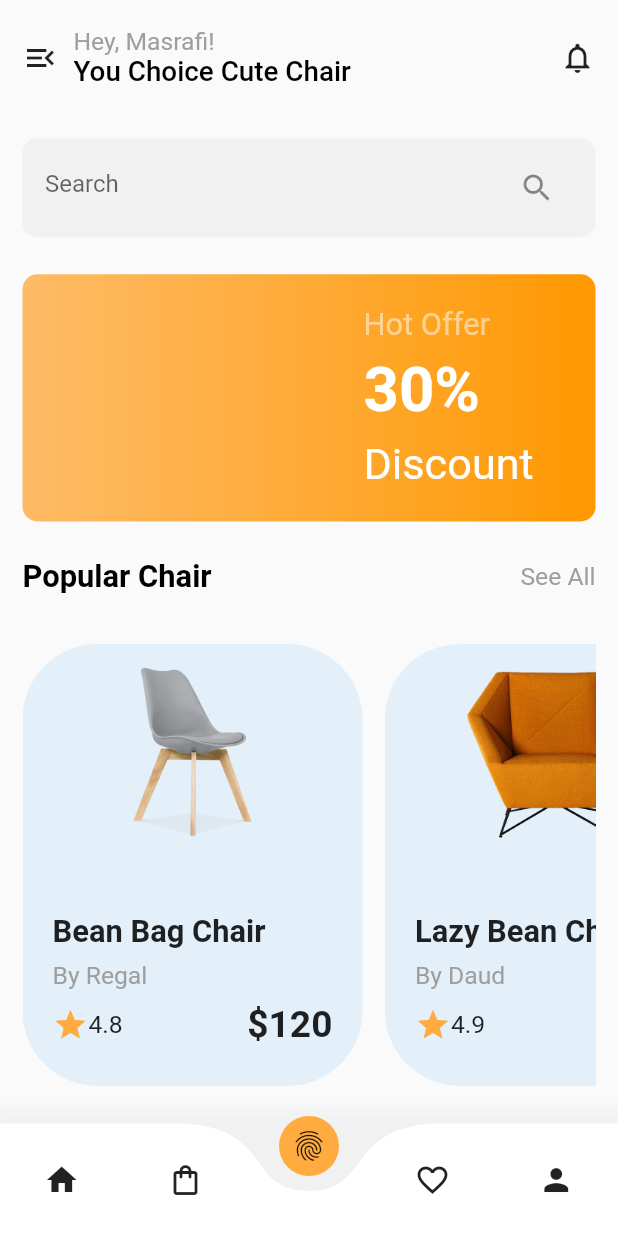
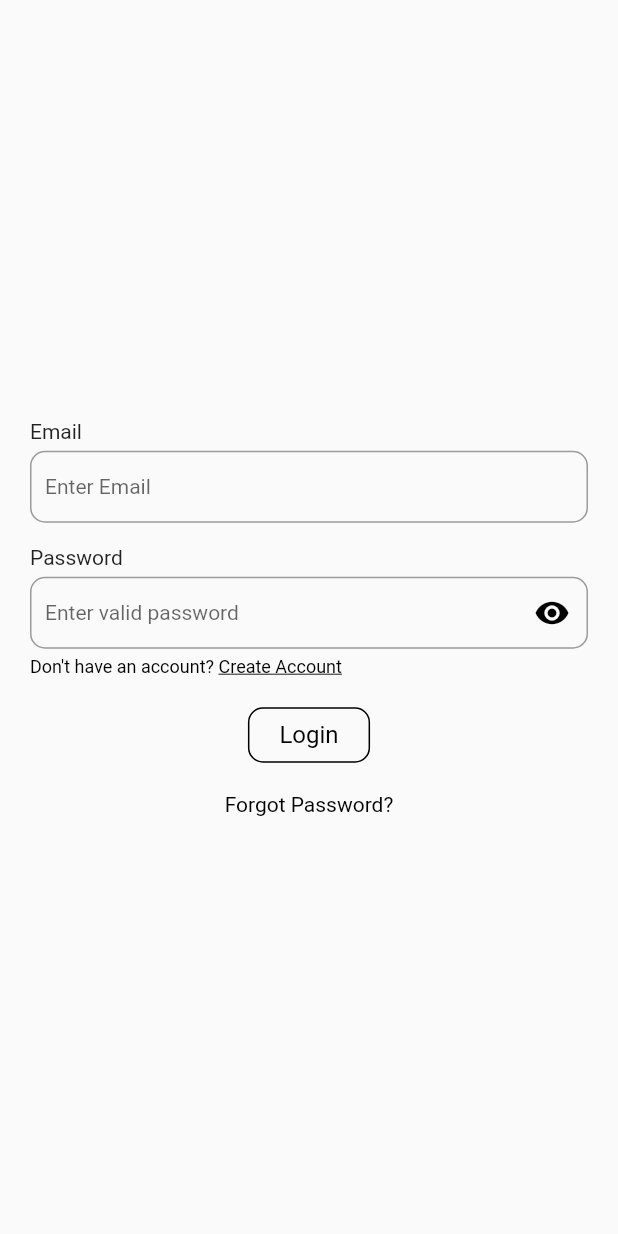
Before and after one commit to DheerajPrajapati001/lazy_chair, a Flutter app: the screen it shows after launch, on a phone screen of 412 x 824 dp. Run offline on Flutter 3.47's test engine with Material 2 defaults, Android fonts, the phone set to English and light mode, and no system bars; drawn by our look-alikes of curved_navigation_bar; our stand-ins replace fluttertoast, shared_preferences; missing offline and left inert: woocommerce; accounts and stored records are empty.

Commit message:
signup, login and homepage

```diff
--- a/lib/main.dart
+++ b/lib/main.dart
@@ -1,5 +1,6 @@
 import 'package:flutter/material.dart';
 import 'package:lazy_chair/screens/home_screen/home_screen.dart';
+import 'package:lazy_chair/screens/login_screen/login_screen.dart';
 
 void main() {
   runApp(MyApp());
@@ -12,7 +13,7 @@ class MyApp extends StatelessWidget {
       theme: ThemeData(
       ),
       debugShowCheckedModeBanner: false,
-      home: HomeScreen(),
+      home: LoginScreen(),
     );
   }
 }
--- /dev/null
+++ b/lib/screens/global.dart
@@ -0,0 +1,114 @@
+import 'package:flutter/material.dart';
+import 'package:fluttertoast/fluttertoast.dart';
+
+
+class GlobalData{
+  static String categoryId;
+  static String productId;
+  static String tokenId;
+  static String userId;
+  static String emailId;
+  static String firstName;
+  static String lastName;
+  static String niceName;
+  static String nonceKey;
+  static bool isAdded = false;
+  static String itemKey;
+  static Color white = Colors.white;
+  static Color black = Colors.black;
+
+
+}
+Show_toast_Now(String msg,Color color){
+  Fluttertoast.showToast(
+      msg: msg,
+      toastLength: Toast.LENGTH_SHORT,
+      gravity: ToastGravity.CENTER,
+      timeInSecForIosWeb	: 1,
+      backgroundColor: color,
+      textColor: Colors.white,
+      fontSize: 16.0
+  );
+}
+
+
+
+class CustomTextField extends StatelessWidget {
+  final Color hintColor;
+  final String hintText;
+  final TextEditingController controller;
+  final TextStyle hintStyle;
+  final keyboardType;
+  final FormFieldValidator validator;
+  final bool password;
+  final IconButton suffixIcon;
+
+
+  CustomTextField(
+      {this.controller,
+        this.validator,
+        this.hintColor,
+        this.hintText,
+        this.hintStyle,
+        this.keyboardType,
+        this.password,
+        this.suffixIcon
+      });
+
+  @override
+  Widget build(BuildContext context) {
+    return Container(
+
+      child: Padding(
+        padding: const EdgeInsets.only(left: 0, right: 0, top: 5,bottom: 5),
+        child: Theme(
+          data: ThemeData(hintColor: hintColor),
+          child: TextFormField(keyboardType: keyboardType,
+            obscureText: password == null?false:true,
+
+            validator: validator,
+            controller: controller,style: TextStyle(fontSize: 14),
+            decoration: InputDecoration(
+              contentPadding: EdgeInsets.all(10),
+              border: new OutlineInputBorder(
+                borderRadius: new BorderRadius.circular(10.0),
+              ),
+              hintText: hintText,
+              suffixIcon: suffixIcon,
+              hintStyle: TextStyle(fontSize: 14),
+            ),
+
+
+          ),
+        ),
+      ),
+    );
+  }
+}
+
+
+
+void saving(BuildContext context)  {
+
+  bool isSelected = false;
+
+  showDialog(barrierDismissible: false,
+      context: context,
+      builder: (_) => new Dialog(
+        child: new Container(
+          alignment: FractionalOffset.center,
+          height: 80.0,
+          padding: const EdgeInsets.all(20.0),
+          child: new Row(
+            mainAxisSize: MainAxisSize.min,
+            children: [
+              new CircularProgressIndicator(),
+              new Padding(
+                padding: new EdgeInsets.only(left: 10.0),
+                child: new Text("Loading..."),
+              ),
+            ],
+          ),
+        ),
+      ));
+}
--- a/lib/screens/home_screen/home_screen.dart
+++ b/lib/screens/home_screen/home_screen.dart
@@ -2,6 +2,10 @@ import 'package:flutter/cupertino.dart';
 import 'package:flutter/material.dart';
 import 'package:curved_navigation_bar/curved_navigation_bar.dart';
 import 'package:lazy_chair/chairs.dart';
+import 'package:lazy_chair/config/config.dart';
+import 'package:lazy_chair/screens/global.dart';
+import 'package:woocommerce/models/products.dart';
+import 'package:woocommerce/woocommerce.dart';
 
 class HomeScreen extends StatefulWidget {
   @override
@@ -9,6 +13,34 @@ class HomeScreen extends StatefulWidget {
 }
 
 class _HomeScreenState extends State<HomeScreen> {
+
+  List<WooProduct> products = [];
+
+  List<WooProduct> featuredProducts = [];
+  WooCommerce wooCommerce = WooCommerce(
+    baseUrl: Config.baseUrl,
+    consumerKey: Config.key,
+    consumerSecret: Config.secret,
+    isDebug: true,
+  );
+
+  getProducts() async{
+    products = await wooCommerce.getProducts(featured: true);
+    setState(() {
+    });
+    print(products.toString());
+  }
+
+  @override
+  void initState() {
+    // TODO: implement initState
+    super.initState();
+    getProducts();
+    setState(() {
+
+    });
+  }
+
   @override
   Widget build(BuildContext context) {
     return Scaffold(
@@ -61,7 +93,7 @@ class _HomeScreenState extends State<HomeScreen> {
                     mainAxisAlignment: MainAxisAlignment.start,
                     children: [
                       Text(
-                        'Hey, Masrafi!',
+                        "Hey, "+ GlobalData.niceName,
                         style: TextStyle(
                             color: Colors.grey,
                             fontSize: MediaQuery.of(context).size.width * .04),
@@ -161,7 +193,7 @@ class _HomeScreenState extends State<HomeScreen> {
               Row(
                 children: [
                   Text(
-                    'Popular Chair',
+                    'Featured Products',
                     style: TextStyle(
                         color: Colors.black,fontWeight: FontWeight.bold,
                         fontSize: MediaQuery.of(context).size.width * .05),
@@ -181,12 +213,12 @@ class _HomeScreenState extends State<HomeScreen> {
               Expanded(
                   child: ListView.builder(
                     scrollDirection: Axis.horizontal,
-                    itemCount: chair.length,
+                    itemCount: products.length,
                     padding: EdgeInsets.only(right: 10),
                     itemBuilder: (context, index){
-                      final chairItem = chair[index];
+                      final product = products[index];
                       return ChairItem(
-                        chairItem: chairItem,
+                        products: product,
                         onTap: (){},
                       );
                     },
@@ -206,10 +238,10 @@ class _HomeScreenState extends State<HomeScreen> {
 
 class ChairItem extends StatelessWidget {
 
-  final MyChair chairItem;
+  final WooProduct products;
   final VoidCallback onTap;
 
-  const ChairItem({Key key, this.chairItem, this.onTap}) : super(key: key);
+  const ChairItem({Key key, this.products, this.onTap}) : super(key: key);
 
   @override
   Widget build(BuildContext context) {
@@ -236,35 +268,32 @@ class ChairItem extends StatelessWidget {
                   crossAxisAlignment: CrossAxisAlignment.center,
                   mainAxisAlignment: MainAxisAlignment.center,
                   children: [
-                    Image.asset(
-                      chairItem.images.first,
+                    Image.network(
+                      products.images==null?"https://ronakfabricatorworks.com/wp-content/uploads/2021/02/download.jpg":products.images[0].src,
                       height: MediaQuery.of(context).size.height*.15,
                     ),
                   ],
                 ),
                Spacer(),
-                Text(chairItem.chairName.toString(),style: TextStyle(
+                Text(products.name,style: TextStyle(
                   fontWeight: FontWeight.bold,
                   fontSize: MediaQuery.of(context).size.height*.025
                 ),),
                 SizedBox(
                   height: MediaQuery.of(context).size.height*.01,
                 ),
-                Text(chairItem.by.toString(),style: TextStyle(
-                  color: Colors.grey,
-                    fontSize: MediaQuery.of(context).size.height*.02
-                ),),
+
                 SizedBox(
                   height: MediaQuery.of(context).size.height*.01,
                 ),
                 Row(
                   children: [
                     Icon(Icons.star,color: Colors.orangeAccent,),
-                    Text(chairItem.rating.toString(),style: TextStyle(
+                    Text(products.averageRating,style: TextStyle(
                         fontSize: MediaQuery.of(context).size.height*.02
                     ),),
                     Spacer(),
-                    Text('\$${chairItem.price.toInt().toString()}',style: TextStyle(
+                    Text('\$${products.price.toString()}',style: TextStyle(
                         fontSize: MediaQuery.of(context).size.height*.03,
                       fontWeight: FontWeight.bold
                     ),),
--- /dev/null
+++ b/lib/screens/login_screen/login_screen.dart
@@ -0,0 +1,219 @@
+import 'dart:convert';
+import 'package:flutter/gestures.dart';
+import 'package:flutter/material.dart';
+import 'package:http/http.dart' as http;
+import 'package:lazy_chair/screens/home_screen/home_screen.dart';
+import 'package:lazy_chair/screens/signup_screen/signup_screen.dart';
+import '../global.dart';
+
+class LoginScreen extends StatefulWidget {
+  @override
+  _LoginScreenState createState() => _LoginScreenState();
+}
+
+class _LoginScreenState extends State<LoginScreen> {
+
+  TextEditingController email = new TextEditingController();
+  TextEditingController password = new TextEditingController();
+
+  var _formKey = GlobalKey<FormState>();
+  var isLoading = false;
+  bool _obscureText = true;
+
+
+  void _submit() {
+    final isValid = _formKey.currentState.validate();
+    if (!isValid) {
+      return;
+    }
+    login();
+    _formKey.currentState.save();
+  }
+
+
+  login() async {
+
+    http.post("https://beta.saurabhenterprise.com/wp-json/jwt-auth/v1/token", body: {
+      "username": email.text.toString().trim(),
+      "password": password.text.toString(),
+
+    }).then((response) async {
+      var status = jsonDecode(response.body);
+      print(response.body.toString());
+
+      if (status['success']==false) {
+        print("Not Allowed");
+        print("Not Allowed");
+        Show_toast_Now("Invalid Username or Password", Colors.red);
+
+      }
+      else
+        {
+        Show_toast_Now("Login Successfully", Colors.green);
+
+
+        Navigator.push(context, MaterialPageRoute(builder: (context)=>HomeScreen()));
+        GlobalData.tokenId=status['data']['token'];
+        GlobalData.userId= status['data']['id'].toString();
+        GlobalData.emailId= status['data']['email'];
+        GlobalData.firstName = status['data']['firstName'];
+        GlobalData.lastName = status['data']['lastName'];
+        GlobalData.niceName = status['data']['nicename'];
+        print("Id: "+GlobalData.userId);
+        print("Token Id: "+GlobalData.tokenId);
+        print("Email Id: "+GlobalData.emailId);
+        print("First Name: "+GlobalData.firstName);
+        print("Last Name: "+GlobalData.lastName);
+        print("Nice Name: "+GlobalData.niceName);
+        print("Allowed");
+      }
+    });
+    /*.catchError( (error){
+        print(error);
+        print("Not Allowed");
+
+      });*/
+
+
+  }
+
+  @override
+  Widget build(BuildContext context) {
+    return SafeArea(
+      child: Scaffold(
+        body: Center(
+          child: SingleChildScrollView(
+            child: Form(
+              key: _formKey,
+              child: Container(
+                child: Padding(
+                  padding: const EdgeInsets.all(20.0),
+                  child: Column(
+                    mainAxisAlignment: MainAxisAlignment.center,
+                    crossAxisAlignment: CrossAxisAlignment.start,
+                    children: [
+
+                      Text("Email"),
+                      CustomTextField(
+                        controller: email,
+                        hintText: "Enter Email",
+                        validator: (value){
+                          if (value.isEmpty ||
+                              !RegExp(r"^[a-zA-Z0-9.a-zA-Z0-9.!#$%&'*+-/=?^_`{|}~]+@[a-zA-Z0-9]+\.[a-zA-Z]+")
+                                  .hasMatch(value)) {
+                            return 'Enter a valid email!';
+                          }
+                          return null;
+                        },
+                      ),
+                      SizedBox(height: 10,),
+                      Text("Password"),
+                      Container(
+                        child: Padding(
+                          padding: const EdgeInsets.only(left: 0, right: 0, top: 5,bottom: 5),
+                          child: TextFormField(
+                            obscureText: _obscureText,
+                            validator: (value){
+                              if (value == null || value.isEmpty) {
+                                return 'Enter password';
+                              }
+                              return null;
+                            },
+                            controller: password,
+                            style: TextStyle(fontSize: 14),
+                            decoration: InputDecoration(
+                              contentPadding: EdgeInsets.all(10),
+                              border: new OutlineInputBorder(
+                                borderRadius: new BorderRadius.circular(10.0),
+                              ),
+                              hintText: "Enter valid password",
+                              suffixIcon: IconButton(
+                                icon: Icon(
+                                    _obscureText
+                                        ? Icons.visibility
+                                        : Icons.visibility_off,
+                                    color: GlobalData.black),
+                                onPressed: () {
+                                  setState(() {
+                                    _obscureText = !_obscureText;
+                                  });
+                                },
+                              ),
+                              hintStyle: TextStyle(fontSize: 14),
+                            ),
+
+
+                          ),
+                        ),
+                      ),
+                      /*CustomTextField(
+                        controller: password,
+                        hintText: "Enter valid password",
+                        validator: (value){
+                          if (value == null || value.isEmpty) {
+                            return 'Enter password';
+                          }
+                          return null;
+                        },
+                      ),*/
+
+                      Row(
+                        children: [
+                          RichText(
+                            text: TextSpan(
+                            text: "Don't have an account? ",
+                                style: TextStyle(
+                                    fontSize: 12,color: GlobalData.black
+                                ),
+                              children: <TextSpan>[
+                                TextSpan(
+                                  text: "Create Account",
+                                  style: TextStyle(
+                                      fontSize: 12,color: GlobalData.black,decoration: TextDecoration.underline
+                                  ),
+                                    recognizer: TapGestureRecognizer()
+                                      ..onTap = () {
+                                        Navigator.push(context, MaterialPageRoute(builder: (context)=>SignUpScreen()));
+                                      }
+                                )
+                              ]
+                          ),),
+
+                        ],
+                      ),
+                      SizedBox(height: 20,),
+                      Center(
+                        child: GestureDetector(
+                          onTap: (){
+
+                            _submit();},
+                          child: Container(
+                            decoration: BoxDecoration(
+                                borderRadius: BorderRadius.circular(10),
+                                border: Border.all(color: Colors.black)
+                            ),
+                            child: Padding(
+                              padding: const EdgeInsets.fromLTRB(20, 8, 20, 8),
+                              child: Text("Login",style: TextStyle(fontSize: 16,color: Colors.black),),
+                            ),
+                          ),
+                        ),
+                      ),
+                      SizedBox(height: 20,),
+                      Center(
+                          child: GestureDetector(
+                              onTap:(){
+                                //Navigator.push(context, MaterialPageRoute(builder: (context)=>UserSignup()));
+                                },
+                              child: Text("Forgot Password?",style: TextStyle(color: GlobalData.black,fontSize: 14),)))
+                    ],
+                  ),
+                ),
+              ),
+            ),
+          ),
+        ),
+      ),
+    );
+  }
+}
--- a/pubspec.yaml
+++ b/pubspec.yaml
@@ -24,7 +24,11 @@ dependencies:
   flutter:
     sdk: flutter
   curved_navigation_bar: ^0.3.7
-
+  fluttertoast: ^8.0.4
+  woocommerce: ^0.9.7
+  http: ^0.12.1
+  dio: ^3.0.9
+  shared_preferences: ^2.0.5
 
   # The following adds the Cupertino Icons font to your application.
   # Use with the CupertinoIcons class for iOS style icons.
```
Also changed, not shown: lib/config/config.dart (added, +20 -0 lines), lib/screens/signup_screen/signup_screen.dart (added, +247 -0 lines), lib/screens/splash_screen/splash_screen.dart (added, +69 -0 lines), pubspec.lock, 1 other file.
